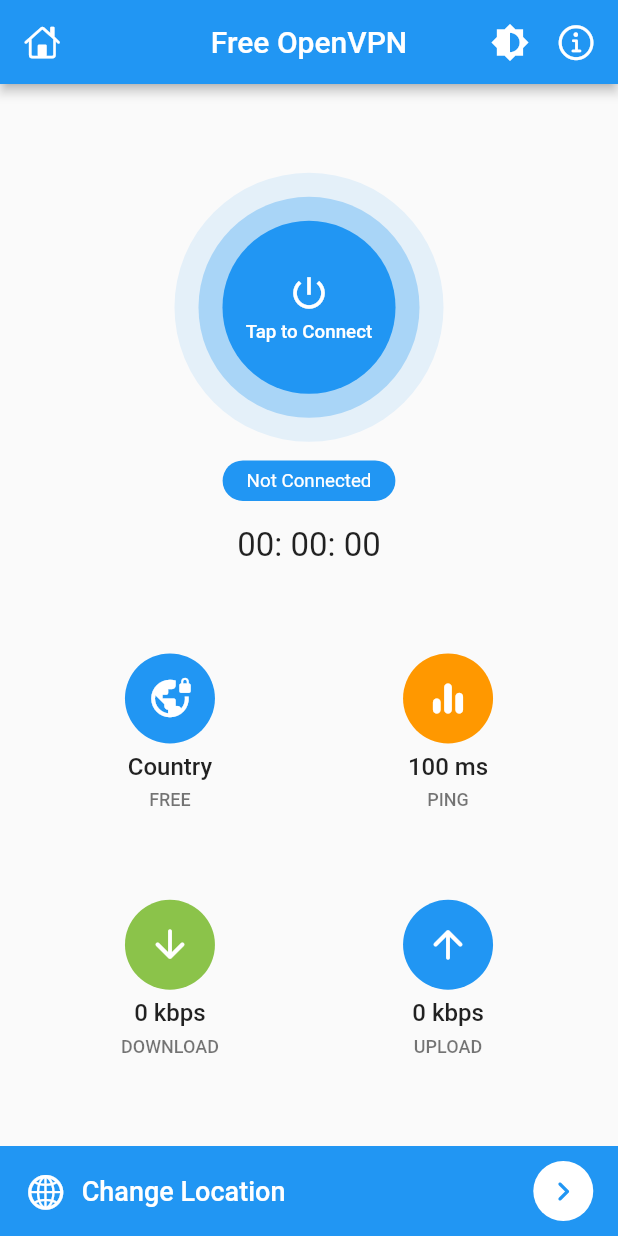
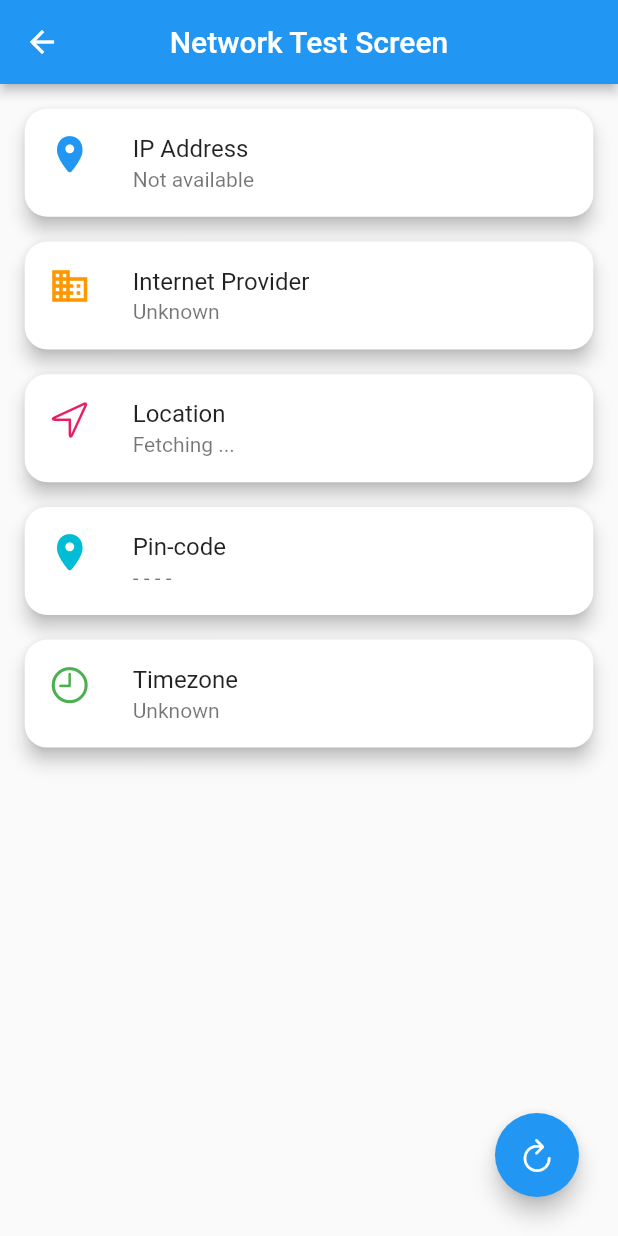
Before and after one commit to HarshAndroid/FreeVPN-App-Flutter, a Flutter app: the screen it shows after launch, after a tap on an icon or button, on a phone screen of 412 x 824 dp. Run offline on Flutter 3.47's test engine with Material 2 defaults, Android fonts, the phone set to English and light mode, and no system bars; our stand-ins replace csv, get, hive_flutter, lottie; accounts and stored records are empty.

Commit message:
22.Network Test UI Design.

```diff
--- /dev/null
+++ b/lib/models/network_data.dart
@@ -0,0 +1,9 @@
+import 'package:flutter/material.dart';
+
+class NetworkData {
+  String title, subtitle;
+  Icon icon;
+
+  NetworkData(
+      {required this.title, required this.subtitle, required this.icon});
+}
--- a/lib/screens/home_screen.dart
+++ b/lib/screens/home_screen.dart
@@ -12,6 +12,7 @@ import '../services/vpn_engine.dart';
 import '../widgets/count_down_timer.dart';
 import '../widgets/home_card.dart';
 import 'location_screen.dart';
+import 'network_test_screen.dart';
 
 class HomeScreen extends StatelessWidget {
   HomeScreen({super.key});
@@ -43,7 +44,7 @@ class HomeScreen extends StatelessWidget {
               )),
           IconButton(
               padding: EdgeInsets.only(right: 8),
-              onPressed: () {},
+              onPressed: () => Get.to(() => NetworkTestScreen()),
               icon: Icon(
                 CupertinoIcons.info,
                 size: 27,
--- /dev/null
+++ b/lib/screens/network_test_screen.dart
@@ -0,0 +1,70 @@
+import 'package:flutter/cupertino.dart';
+import 'package:flutter/material.dart';
+
+import '../main.dart';
+import '../models/network_data.dart';
+import '../widgets/network_card.dart';
+
+class NetworkTestScreen extends StatelessWidget {
+  const NetworkTestScreen({super.key});
+
+  @override
+  Widget build(BuildContext context) {
+    return Scaffold(
+      appBar: AppBar(title: Text('Network Test Screen')),
+
+      //refresh button
+      floatingActionButton: Padding(
+        padding: const EdgeInsets.only(bottom: 10, right: 10),
+        child: FloatingActionButton(
+            onPressed: () {}, child: Icon(CupertinoIcons.refresh)),
+      ),
+
+      body: ListView(
+          physics: BouncingScrollPhysics(),
+          padding: EdgeInsets.only(
+              left: mq.width * .04,
+              right: mq.width * .04,
+              top: mq.height * .01,
+              bottom: mq.height * .1),
+          children: [
+            //ip
+            NetworkCard(
+                data: NetworkData(
+                    title: 'IP Address',
+                    subtitle: 'Not available',
+                    icon: Icon(CupertinoIcons.location_solid,
+                        color: Colors.blue))),
+
+            //isp
+            NetworkCard(
+                data: NetworkData(
+                    title: 'Internet Provider',
+                    subtitle: 'Unknown',
+                    icon: Icon(Icons.business, color: Colors.orange))),
+
+            //location
+            NetworkCard(
+                data: NetworkData(
+                    title: 'Location',
+                    subtitle: 'Fetching ...',
+                    icon: Icon(CupertinoIcons.location, color: Colors.pink))),
+
+            //pin code
+            NetworkCard(
+                data: NetworkData(
+                    title: 'Pin-code',
+                    subtitle: '- - - -',
+                    icon: Icon(CupertinoIcons.location_solid,
+                        color: Colors.cyan))),
+
+            //timezone
+            NetworkCard(
+                data: NetworkData(
+                    title: 'Timezone',
+                    subtitle: 'Unknown',
+                    icon: Icon(CupertinoIcons.time, color: Colors.green))),
+          ]),
+    );
+  }
+}
--- /dev/null
+++ b/lib/widgets/network_card.dart
@@ -0,0 +1,36 @@
+import 'package:flutter/material.dart';
+
+import '../main.dart';
+import '../models/network_data.dart';
+
+class NetworkCard extends StatelessWidget {
+  final NetworkData data;
+
+  const NetworkCard({super.key, required this.data});
+
+  @override
+  Widget build(BuildContext context) {
+    return Card(
+        elevation: 5,
+        margin: EdgeInsets.symmetric(vertical: mq.height * .01),
+        shape: RoundedRectangleBorder(borderRadius: BorderRadius.circular(15)),
+        child: InkWell(
+          onTap: () {},
+          borderRadius: BorderRadius.circular(15),
+          child: ListTile(
+            shape:
+                RoundedRectangleBorder(borderRadius: BorderRadius.circular(15)),
+
+            //flag
+            leading: Icon(data.icon.icon,
+                color: data.icon.color, size: data.icon.size ?? 28),
+
+            //title
+            title: Text(data.title),
+
+            //subtitle
+            subtitle: Text(data.subtitle),
+          ),
+        ));
+  }
+}
```
